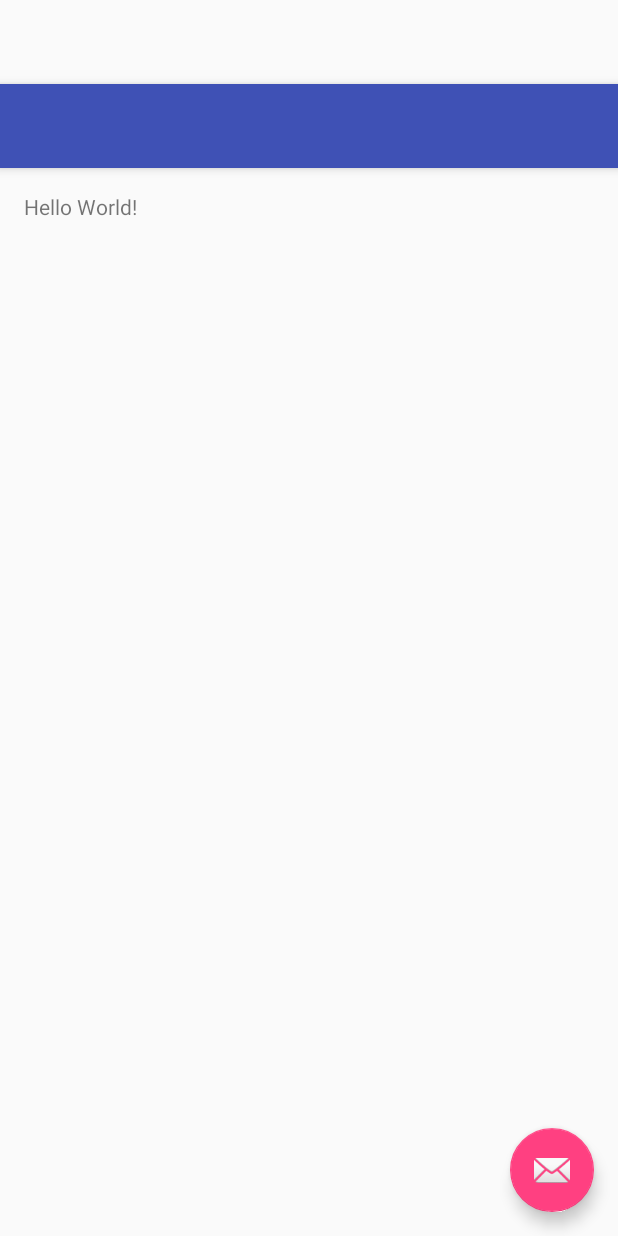
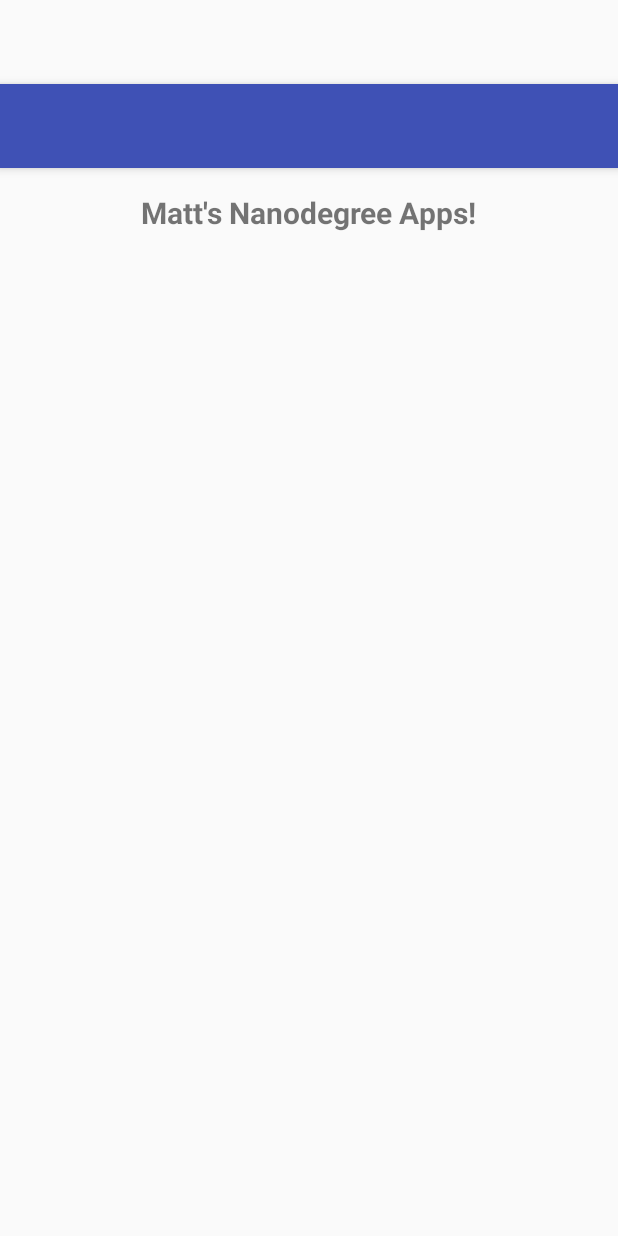
Before and after one commit to matthewhunter404/Udacity-Portfolio-App, an Android app: the layout activity_main.xml on its own in the app's theme, with its tools: preview values and no code run, on a phone screen of 412 x 824 dp. Run offline under Robolectric (Android 15) with nearby library versions, the phone set to English and light mode, and no system bars.

Commit message:
Sets up header text layout

```diff
--- a/app/src/main/res/layout/activity_main.xml
+++ b/app/src/main/res/layout/activity_main.xml
@@ -17,9 +17,5 @@
 
     <include layout="@layout/content_main" />
 
-    <android.support.design.widget.FloatingActionButton android:id="@+id/fab"
-        android:layout_width="wrap_content" android:layout_height="wrap_content"
-        android:layout_gravity="bottom|end" android:layout_margin="@dimen/fab_margin"
-        android:src="@android:drawable/ic_dialog_email" />
 
 </android.support.design.widget.CoordinatorLayout>
--- a/app/src/main/res/layout/content_main.xml
+++ b/app/src/main/res/layout/content_main.xml
@@ -9,6 +9,11 @@
     app:layout_behavior="@string/appbar_scrolling_view_behavior"
     tools:showIn="@layout/activity_main" tools:context=".MainActivity">
 
-    <TextView android:text="Hello World!" android:layout_width="wrap_content"
-        android:layout_height="wrap_content" />
+    <TextView android:text="@string/app_header"
+        android:layout_width="wrap_content"
+        android:layout_height="wrap_content"
+        android:layout_centerHorizontal="true"
+        android:textSize="20sp"
+        android:textStyle="bold"
+        android:typeface="sans"/>
 </RelativeLayout>
--- a/app/src/main/res/values/strings.xml
+++ b/app/src/main/res/values/strings.xml
@@ -1,4 +1,5 @@
 <resources>
     <string name="app_name">Portfolio</string>
     <string name="action_settings">Settings</string>
+    <string name="app_header">Matt's Nanodegree Apps!</string>
 </resources>
```
